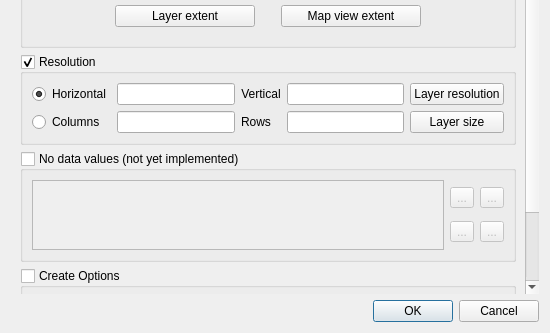
First picture: the form in src/ui/qgsrasterlayersaveasdialogbase.ui, repository kadas-albireo/kadas-albireo, before the edit; both pictures show x 0 to 550 and y 247 to 580 of the 550 by 580 pixel window.
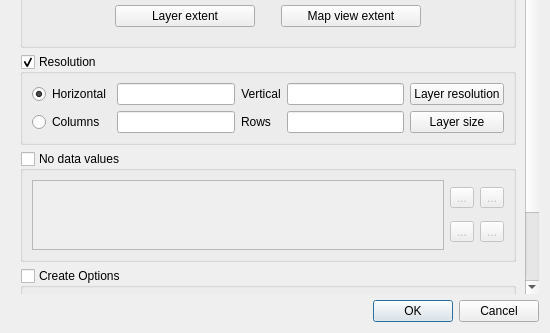
Second picture: the form after the edit. Icons and pictures are not drawn. Custom widgets are drawn as their Qt base class.

```diff
--- a/src/ui/qgsrasterlayersaveasdialogbase.ui
+++ b/src/ui/qgsrasterlayersaveasdialogbase.ui
@@ -420,7 +420,7 @@
           <string>Additional no data values. The specified values will be set to no data in output raster.</string>
          </property>
          <property name="title">
-          <string>No data values (not yet implemented)</string>
+          <string>No data values</string>
          </property>
          <property name="checkable">
           <bool>true</bool>
```
Left out of the diff: 3 changed lines with no effect on the pictures.
